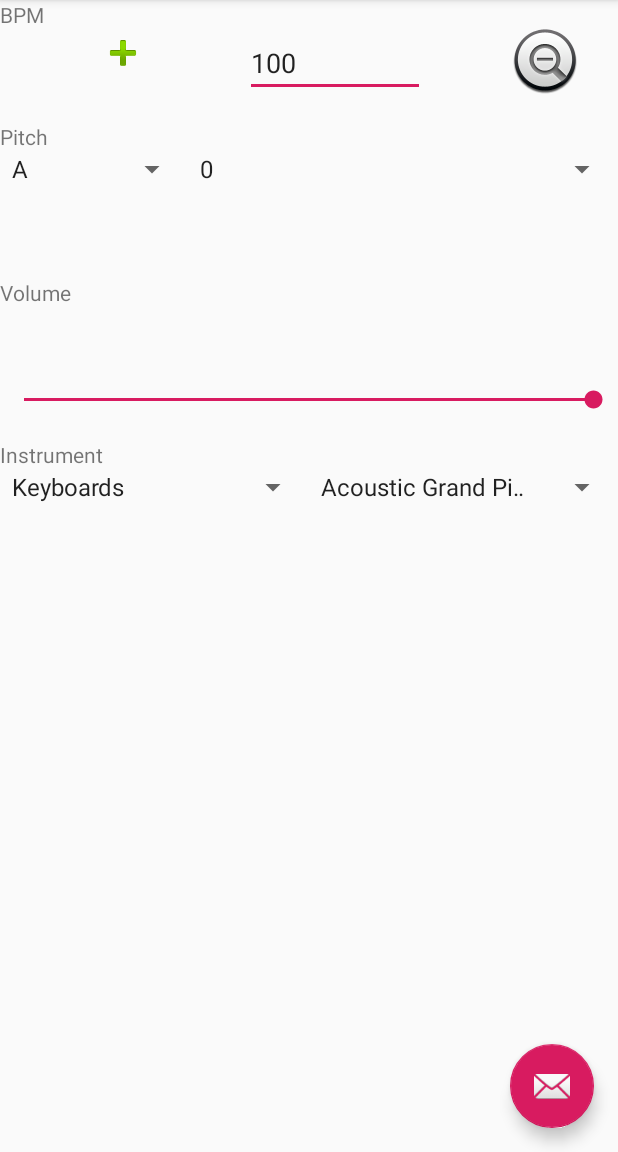
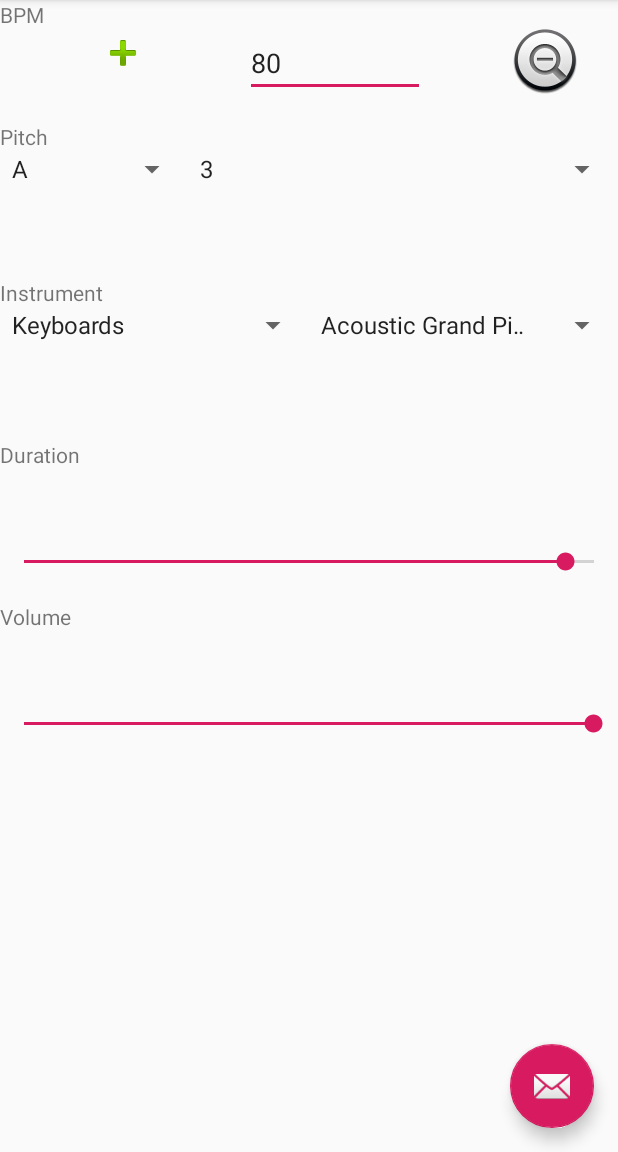
Before and after one commit to blaine-rister/TempoTune, an Android app: the screen it shows after launch (MainActivity), on a phone screen of 412 x 824 dp, the part 84-1236 px from its top. Run offline under Robolectric (Android 15) with nearby library versions, the phone set to English and light mode, and no system bars.

Commit message:
Implemented a duration slider, which chooses how long the note lasts.

```diff
--- a/app/src/main/java/com/example/metrodrone/MainActivity.java
+++ b/app/src/main/java/com/example/metrodrone/MainActivity.java
@@ -43,9 +43,9 @@ import com.example.metrodrone.DroneService.DroneBinder;
 public class MainActivity extends AppCompatActivity {
 
     // Sound parameters
-    int bpm = 100;
+    int bpm = 80;
     int pitch = 0; // 0-11
-    int octave = 2;
+    int octave = 3; // 0-7
     int instrument = 0; // Piano
     NoteSettings settings = new NoteSettings(); // Global settings varying smoothly, incl. velocity
 
@@ -171,6 +171,7 @@ public class MainActivity extends AppCompatActivity {
                 R.array.pitches_array, android.R.layout.simple_spinner_item);
         pitchAdapter.setDropDownViewResource(android.R.layout.simple_spinner_dropdown_item);
         pitchSpinner.setAdapter(pitchAdapter);
+        pitchSpinner.setSelection(pitch);
         pitchSpinner.setOnItemSelectedListener(new AdapterView.OnItemSelectedListener() {
             @Override
             public void onItemSelected(AdapterView<?> adapterView, View view, int pos, long id) {
@@ -190,6 +191,7 @@ public class MainActivity extends AppCompatActivity {
                 android.R.layout.simple_spinner_item, octaves);
         octaveAdapter.setDropDownViewResource(android.R.layout.simple_spinner_item);
         octaveSpinner.setAdapter(octaveAdapter);
+        octaveSpinner.setSelection(octave);
         octaveSpinner.setOnItemSelectedListener(new AdapterView.OnItemSelectedListener() {
             @Override
             public void onItemSelected(AdapterView<?> adapterView, View view, int pos, long id) {
@@ -205,12 +207,33 @@ public class MainActivity extends AppCompatActivity {
 
         // Velocity bar
         SeekBar velocitySeekBar = findViewById(R.id.velocitySeekBar);
-        velocitySeekBar.setProgress(velocitySeekBar.getMax()); // Start on max velocity
+        velocitySeekBar.setProgress((int) Math.floor(settings.velocity * velocitySeekBar.getMax()));
         velocitySeekBar.setOnSeekBarChangeListener(new SeekBar.OnSeekBarChangeListener() {
             @Override
             public void onProgressChanged(SeekBar seekBar, int progress, boolean fromUser) {
                 settings.velocity = (double) progress / seekBar.getMax(); // Assumes min is 0, to
                     // check this requires higher API level
+            }
+
+            @Override
+            public void onStartTrackingTouch(SeekBar seekBar) {
+                // Do nothing
+            }
+
+            @Override
+            public void onStopTrackingTouch(SeekBar seekBar) {
+                // Do nothing
+            }
+        });
+
+        // Duration bar
+        SeekBar durationSeekBar = findViewById(R.id.durationSeekBar);
+        durationSeekBar.setProgress((int) Math.floor(settings.duration * durationSeekBar.getMax()));
+        durationSeekBar.setOnSeekBarChangeListener(new SeekBar.OnSeekBarChangeListener() {
+            @Override
+            public void onProgressChanged(SeekBar seekBar, int progress, boolean fromUser) {
+                settings.duration = (double) progress / seekBar.getMax(); // Assumes min is 0, to
+                // check this requires higher API level
             }
 
             @Override
--- a/app/src/main/java/com/example/metrodrone/NoteSettings.java
+++ b/app/src/main/java/com/example/metrodrone/NoteSettings.java
@@ -2,7 +2,8 @@ package com.example.metrodrone;
 
 // Class to hold the settings which vary during the operation of the note player
 public class NoteSettings {
-    double velocity = 0.75; // [0,1]
+    double velocity = 1.0; // [0,1]
+    double duration = 0.95; // [0,1]
 
     // Get read-only access to this class
     public NoteSettingsReader getReader() {
--- a/app/src/main/java/com/example/metrodrone/NoteSettingsReader.java
+++ b/app/src/main/java/com/example/metrodrone/NoteSettingsReader.java
@@ -12,4 +12,6 @@ public class NoteSettingsReader {
     public double getVelocity() {
         return settings.velocity;
     }
+
+    public double getDuration() { return settings.duration; }
 }
--- a/app/src/main/res/layout/content_main.xml
+++ b/app/src/main/res/layout/content_main.xml
@@ -103,25 +103,6 @@
             android:orientation="vertical">
 
             <TextView
-                android:id="@+id/velocityTextView"
-                android:layout_width="match_parent"
-                android:layout_height="wrap_content"
-                android:layout_weight="1"
-                android:text="Volume" />
-
-            <SeekBar
-                android:id="@+id/velocitySeekBar"
-                android:layout_width="match_parent"
-                android:layout_height="wrap_content"
-                android:layout_weight="1" />
-        </LinearLayout>
-
-        <LinearLayout
-            android:layout_width="match_parent"
-            android:layout_height="fill_parent"
-            android:orientation="vertical">
-
-            <TextView
                 android:id="@+id/instrumentTextView"
                 android:layout_width="match_parent"
                 android:layout_height="wrap_content"
@@ -147,6 +128,44 @@
 
         </LinearLayout>
 
+        <LinearLayout
+            android:layout_width="match_parent"
+            android:layout_height="108dp"
+            android:orientation="vertical">
+
+            <TextView
+                android:id="@+id/durationTextView"
+                android:layout_width="match_parent"
+                android:layout_height="wrap_content"
+                android:layout_weight="1"
+                android:text="Duration" />
+
+            <SeekBar
+                android:id="@+id/durationSeekBar"
+                android:layout_width="match_parent"
+                android:layout_height="wrap_content"
+                android:layout_weight="1" />
+        </LinearLayout>
+
+        <LinearLayout
+            android:layout_width="match_parent"
+            android:layout_height="108dp"
+            android:orientation="vertical">
+
+            <TextView
+                android:id="@+id/velocityTextView"
+                android:layout_width="match_parent"
+                android:layout_height="wrap_content"
+                android:layout_weight="1"
+                android:text="Volume" />
+
+            <SeekBar
+                android:id="@+id/velocitySeekBar"
+                android:layout_width="match_parent"
+                android:layout_height="wrap_content"
+                android:layout_weight="1" />
+        </LinearLayout>
+
     </LinearLayout>
 
 </androidx.constraintlayout.widget.ConstraintLayout>
```
Also changed, not shown: app/src/main/java/com/example/metrodrone/DroneService.java (+4 -6 lines), app/src/main/java/com/example/metrodrone/PlayNoteTask.java (+37 -2 lines).
